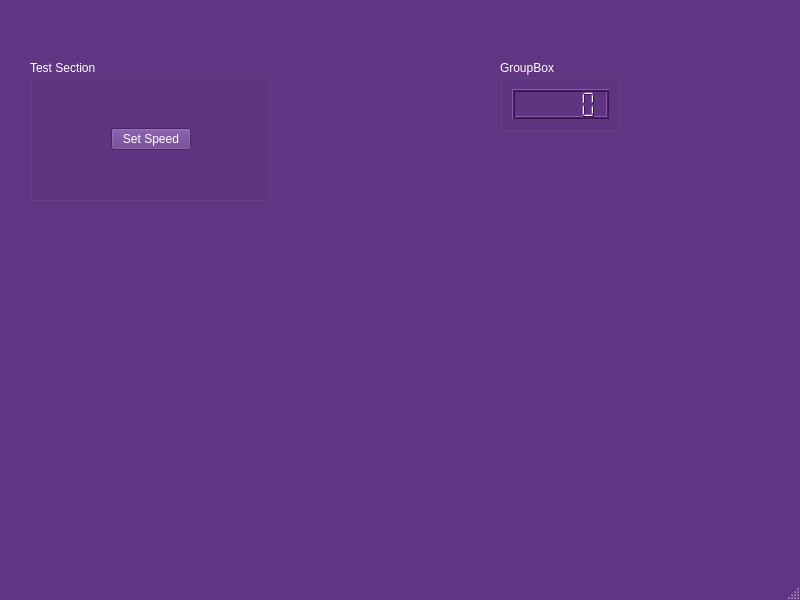
jmjohnson1/windTunnelV2, file windTunnelGUI/mainwindow.ui: the form before one commit.
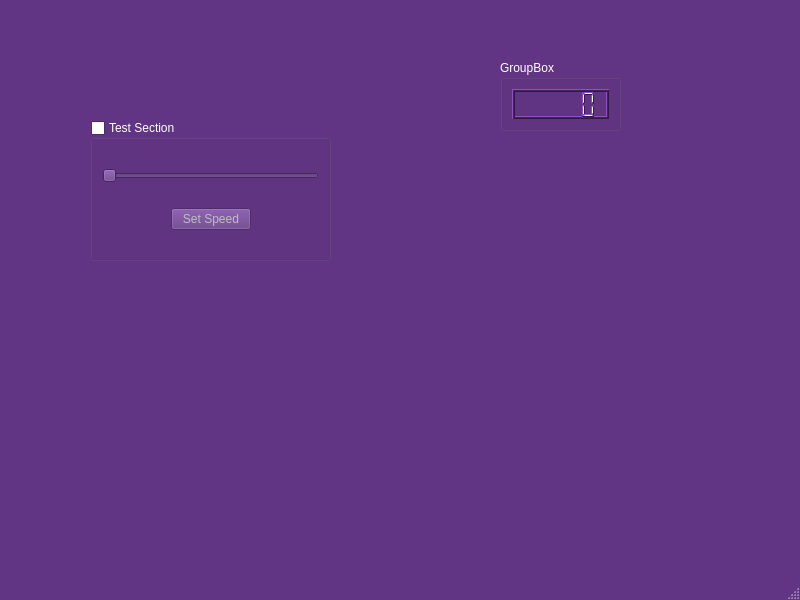
The form after the commit.

Diff of the .ui file:
```diff
--- a/windTunnelGUI/mainwindow.ui
+++ b/windTunnelGUI/mainwindow.ui
@@ -517,8 +517,8 @@
    <widget class="QGroupBox" name="groupBox">
     <property name="geometry">
      <rect>
-      <x>30</x>
-      <y>60</y>
+      <x>90</x>
+      <y>120</y>
       <width>241</width>
       <height>141</height>
      </rect>
@@ -526,28 +526,21 @@
     <property name="title">
      <string>Test Section</string>
     </property>
+    <property name="checkable">
+     <bool>true</bool>
+    </property>
+    <property name="checked">
+     <bool>false</bool>
+    </property>
     <layout class="QGridLayout" name="gridLayout1">
-     <item row="0" column="1">
+     <item row="1" column="1">
       <widget class="QPushButton" name="pushButton">
        <property name="text">
         <string>Set Speed</string>
        </property>
       </widget>
      </item>
-     <item row="0" column="2">
-      <spacer name="horizontalSpacer_2">
-       <property name="orientation">
-        <enum>Qt::Horizontal</enum>
-       </property>
-       <property name="sizeHint" stdset="0">
-        <size>
-         <width>40</width>
-         <height>20</height>
-        </size>
-       </property>
-      </spacer>
-     </item>
-     <item row="0" column="0">
+     <item row="1" column="0">
       <spacer name="horizontalSpacer">
        <property name="orientation">
         <enum>Qt::Horizontal</enum>
@@ -560,6 +553,26 @@
        </property>
       </spacer>
      </item>
+     <item row="1" column="2">
+      <spacer name="horizontalSpacer_2">
+       <property name="orientation">
+        <enum>Qt::Horizontal</enum>
+       </property>
+       <property name="sizeHint" stdset="0">
+        <size>
+         <width>40</width>
+         <height>20</height>
+        </size>
+       </property>
+      </spacer>
+     </item>
+     <item row="0" column="0" colspan="3">
+      <widget class="QSlider" name="horizontalSlider">
+       <property name="orientation">
+        <enum>Qt::Horizontal</enum>
+       </property>
+      </widget>
+     </item>
     </layout>
    </widget>
   </widget>
```
